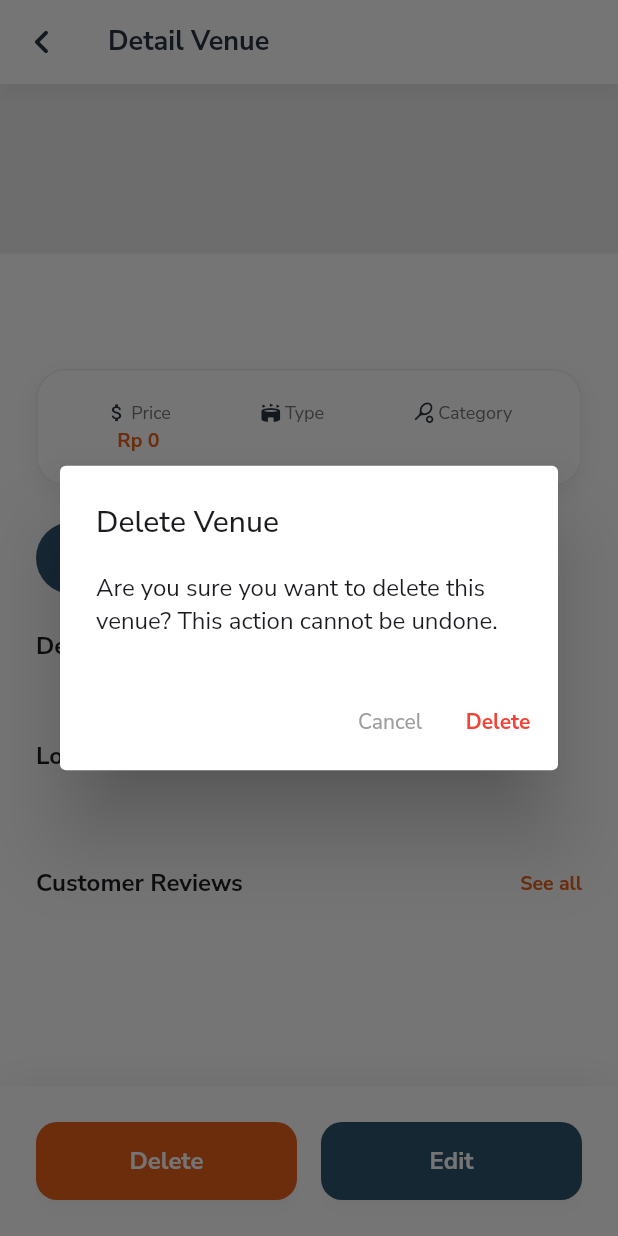
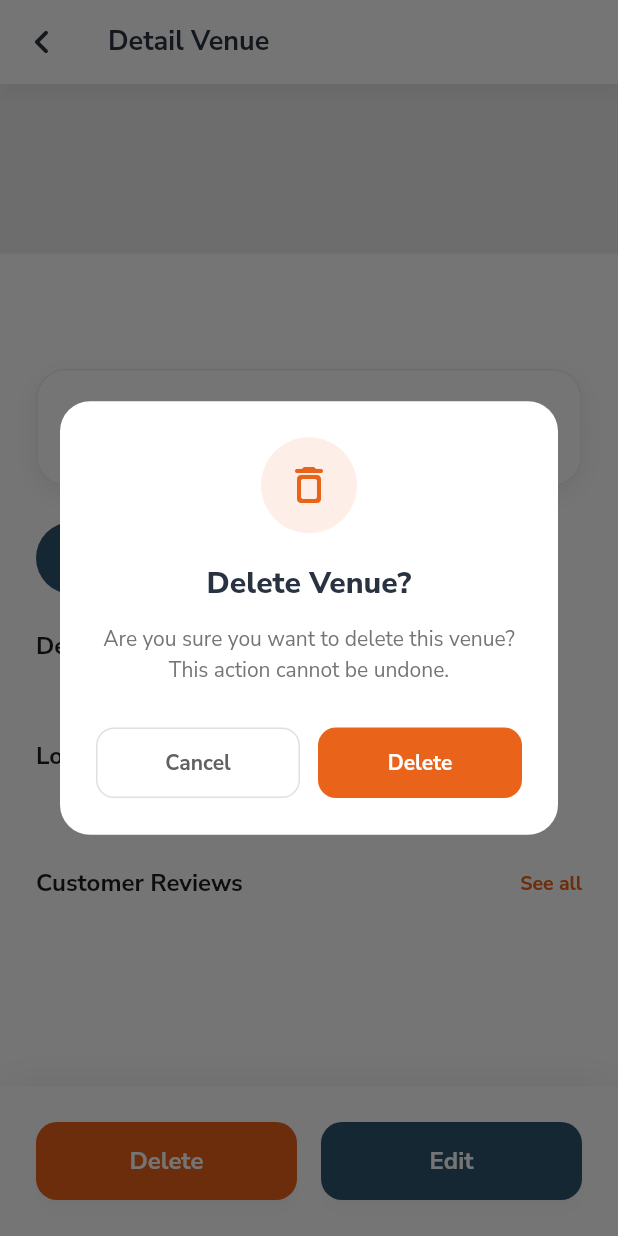
Before and after one commit to pbp-kelompok-b10/any-venue-mobile, a Flutter app: the VenueDetail screen opened directly with empty values, scrolled down 247 dp, after a tap on "Delete", on a phone screen of 412 x 824 dp. Run offline on Flutter 3.47's test engine with Material 3 defaults, Android fonts, the phone set to English and light mode, and no system bars; our stand-ins replace google_fonts; missing offline and left inert: pbp_django_auth; network calls fail.

Commit message:
add confirmation modal

```diff
--- a/lib/screens/login.dart
+++ b/lib/screens/login.dart
@@ -7,7 +7,7 @@ import 'package:any_venue/screens/register.dart';
 import 'package:any_venue/main.dart'; // Import main.dart untuk akses warna MyApp
 import 'package:any_venue/widgets/components/button.dart';
 import 'package:any_venue/widgets/components/arrow_button.dart';
-import 'package:any_venue/widgets/components/toast.dart';
+import 'package:any_venue/widgets/toast.dart';
 import 'package:any_venue/widgets/main_navigation.dart';
 import 'package:google_fonts/google_fonts.dart';
 
--- a/lib/screens/register.dart
+++ b/lib/screens/register.dart
@@ -6,7 +6,7 @@ import 'package:any_venue/screens/welcome_screen.dart';
 import 'package:any_venue/main.dart';
 import 'package:any_venue/widgets/components/button.dart';
 import 'package:any_venue/widgets/components/arrow_button.dart';
-import 'package:any_venue/widgets/components/toast.dart';
+import 'package:any_venue/widgets/toast.dart';
 import 'package:google_fonts/google_fonts.dart';
 import 'package:pbp_django_auth/pbp_django_auth.dart';
 import 'package:provider/provider.dart';
--- a/lib/venue/screens/venue_detail.dart
+++ b/lib/venue/screens/venue_detail.dart
@@ -3,6 +3,7 @@ import 'package:pbp_django_auth/pbp_django_auth.dart';
 import 'package:provider/provider.dart';
 
 import 'package:any_venue/main.dart';
+import 'package:any_venue/widgets/confirmation_modal.dart';
 import 'package:any_venue/widgets/components/button.dart';
 
 import 'package:any_venue/venue/models/venue.dart';
@@ -408,20 +409,14 @@ class _VenueDetailState extends State<VenueDetail> {
 
   // delete confirmation
   void _confirmDelete(BuildContext context, CookieRequest request) {
-    showDialog(
-      context: context,
-      builder: (context) => AlertDialog(
-        title: const Text("Delete Venue"),
-        content: const Text(
-          "Are you sure you want to delete this venue? This action cannot be undone.",
-        ),
-        actions: [
-          TextButton(
-            onPressed: () => Navigator.pop(context),
-            child: const Text("Cancel", style: TextStyle(color: Colors.grey)),
-          ),
-          TextButton(
-            onPressed: () async {
+    ConfirmationModal.show(
+      context,
+      title: "Delete Venue?",
+      message: "Are you sure you want to delete this venue? This action cannot be undone.",
+      isDanger: true,
+      confirmText: "Delete",
+      icon: Icons.delete_outline_rounded,
+      onConfirm: () async {
         final response = await request.post(
           'http://localhost:8000/venue/api/delete-flutter/${_venue.id}/',
           {},
@@ -443,13 +438,6 @@ class _VenueDetailState extends State<VenueDetail> {
           }
         }
       },
-            child: const Text(
-              "Delete",
-              style: TextStyle(color: Colors.red, fontWeight: FontWeight.bold),
-            ),
-          ),
-        ],
-      ),
     );
   }
 
--- a/lib/venue/screens/venue_form.dart
+++ b/lib/venue/screens/venue_form.dart
@@ -5,6 +5,8 @@ import 'package:provider/provider.dart';
 
 import 'package:any_venue/main.dart';
 import 'package:any_venue/widgets/components/button.dart';
+import 'package:any_venue/widgets/components/app_bar.dart';
+import 'package:any_venue/widgets/toast.dart';
 
 import 'package:any_venue/venue/models/venue.dart';
 import 'package:any_venue/venue/models/city.dart';
@@ -112,18 +114,7 @@ class _VenueFormPageState extends State<VenueFormPage> {
 
     return Scaffold(
       backgroundColor: Colors.white,
-      appBar: AppBar(
-        title: Text(
-          isEdit ? "Edit Venue" : "Create New Venue",
-          style: const TextStyle(fontWeight: FontWeight.bold, color: MyApp.gumetalSlate),
-        ),
-        backgroundColor: Colors.white,
-        elevation: 0,
-        leading: IconButton(
-          icon: const Icon(Icons.close, color: Colors.black),
-          onPressed: () => Navigator.pop(context),
-        ),
-      ),
+      appBar: const CustomAppBar(title: "Create New Venue"),
       // Tampilkan Loading jika data dropdown belum siap
       body: _isLoadingData
           ? const Center(child: CircularProgressIndicator())
@@ -272,7 +263,7 @@ class _VenueFormPageState extends State<VenueFormPage> {
                     // TOMBOL SAVE (PAKAI CUSTOM BUTTON)
                     CustomButton(
                       text: isEdit ? "Update Venue" : "Create Venue",
-                      color: MyApp.darkSlate,
+                      gradientColors: const [MyApp.gumetalSlate, MyApp.darkSlate],
                       isFullWidth: true,
                       onPressed: () async {
                         if (_formKey.currentState!.validate()) {
@@ -298,20 +289,26 @@ class _VenueFormPageState extends State<VenueFormPage> {
 
                           if (context.mounted) {
                             if (response['status'] == 'success') {
-                              ScaffoldMessenger.of(context).showSnackBar(SnackBar(content: Text(response['message'])));
+                              CustomToast.show(
+                                context,
+                                message: response['message'],
+                                subMessage: "Your venue is now ready for bookings!",
+                                isError: false,
+                              );
 
                               Navigator.pop(context, true);
                             } else {
-                              ScaffoldMessenger.of(context).showSnackBar(SnackBar(
-                                content: Text(response['message'] ?? "Error occurred"),
-                                backgroundColor: Colors.red,
-                              ));
+                              CustomToast.show(
+                                context,
+                                message: "Failed to create new venue.",
+                                subMessage: response['message'] ?? "Error occurred",
+                                isError: true,
+                              );
                             }
                           }
                         }
                       },
                     ),
-                    const SizedBox(height: 40),
                   ],
                 ),
               ),
--- /dev/null
+++ b/lib/widgets/confirmation_modal.dart
@@ -0,0 +1,156 @@
+import 'package:flutter/material.dart';
+import 'package:google_fonts/google_fonts.dart';
+import 'package:any_venue/main.dart';
+
+class ConfirmationModal extends StatelessWidget {
+  final String title;
+  final String message;
+  final String confirmText;
+  final String cancelText;
+  final VoidCallback onConfirm;
+  final bool isDanger; // True = Warna Orange/Merah (untuk Delete), False = Warna Biasa
+  final IconData? icon;
+
+  const ConfirmationModal({
+    super.key,
+    required this.title,
+    required this.message,
+    required this.onConfirm,
+    this.confirmText = "Yes",
+    this.cancelText = "Cancel",
+    this.isDanger = false,
+    this.icon,
+  });
+
+  // --- STATIC METHOD UNTUK MEMANGGIL DIALOG ---
+  static void show(
+    BuildContext context, {
+    required String title,
+    required String message,
+    required VoidCallback onConfirm,
+    String confirmText = "Confirm",
+    String cancelText = "Cancel",
+    bool isDanger = false,
+    IconData? icon,
+  }) {
+    showDialog(
+      context: context,
+      builder: (context) => ConfirmationModal(
+        title: title,
+        message: message,
+        onConfirm: onConfirm,
+        confirmText: confirmText,
+        cancelText: cancelText,
+        isDanger: isDanger,
+        icon: icon,
+      ),
+    );
+  }
+
+  @override
+  Widget build(BuildContext context) {
+    // Tentukan warna berdasarkan tipe dialog (Danger / Normal)
+    final Color themeColor = isDanger ? MyApp.orange : MyApp.gumetalSlate;
+    final IconData iconData = icon ?? (isDanger ? Icons.warning_rounded : Icons.info_rounded);
+
+    return Dialog(
+      shape: RoundedRectangleBorder(borderRadius: BorderRadius.circular(20)),
+      backgroundColor: Colors.white,
+      elevation: 0,
+      child: Padding(
+        padding: const EdgeInsets.all(24.0),
+        child: Column(
+          mainAxisSize: MainAxisSize.min, // Agar tinggi dialog menyesuaikan konten
+          children: [
+            // 1. ICON BULAT DI TENGAH
+            Container(
+              padding: const EdgeInsets.all(16),
+              decoration: BoxDecoration(
+                color: themeColor.withOpacity(0.1), // Background transparan
+                shape: BoxShape.circle,
+              ),
+              child: Icon(
+                iconData,
+                size: 32,
+                color: themeColor,
+              ),
+            ),
+            const SizedBox(height: 20),
+
+            // 2. JUDUL
+            Text(
+              title,
+              textAlign: TextAlign.center,
+              style: GoogleFonts.nunitoSans(
+                fontSize: 20,
+                fontWeight: FontWeight.w800,
+                color: MyApp.gumetalSlate,
+              ),
+            ),
+            const SizedBox(height: 12),
+
+            // 3. PESAN / DESKRIPSI
+            Text(
+              message,
+              textAlign: TextAlign.center,
+              style: GoogleFonts.nunitoSans(
+                fontSize: 14,
+                color: Colors.grey[600],
+                height: 1.5,
+              ),
+            ),
+            const SizedBox(height: 28),
+
+            // 4. TOMBOL AKSI (Row)
+            Row(
+              children: [
+                // Tombol Cancel
+                Expanded(
+                  child: OutlinedButton(
+                    onPressed: () => Navigator.pop(context),
+                    style: OutlinedButton.styleFrom(
+                      padding: const EdgeInsets.symmetric(vertical: 14),
+                      side: BorderSide(color: Colors.grey.shade300),
+                      shape: RoundedRectangleBorder(
+                        borderRadius: BorderRadius.circular(12),
+                      ),
+                      foregroundColor: Colors.grey[700],
+                    ),
+                    child: Text(
+                      cancelText,
+                      style: GoogleFonts.nunitoSans(fontWeight: FontWeight.bold),
+                    ),
+                  ),
+                ),
+                const SizedBox(width: 12),
+
+                // Tombol Confirm
+                Expanded(
+                  child: ElevatedButton(
+                    onPressed: () {
+                      Navigator.pop(context); // Tutup dialog dulu
+                      onConfirm(); // Jalankan aksi
+                    },
+                    style: ElevatedButton.styleFrom(
+                      backgroundColor: themeColor,
+                      foregroundColor: Colors.white,
+                      padding: const EdgeInsets.symmetric(vertical: 14),
+                      elevation: 0,
+                      shape: RoundedRectangleBorder(
+                        borderRadius: BorderRadius.circular(12),
+                      ),
+                    ),
+                    child: Text(
+                      confirmText,
+                      style: GoogleFonts.nunitoSans(fontWeight: FontWeight.bold),
+                    ),
+                  ),
+                ),
+              ],
+            )
+          ],
+        ),
+      ),
+    );
+  }
+}
```
Also changed, not shown: lib/widgets/toast.dart (renamed from lib/widgets/components/toast.dart). Lines whose indentation alone changed are shown as unchanged.
